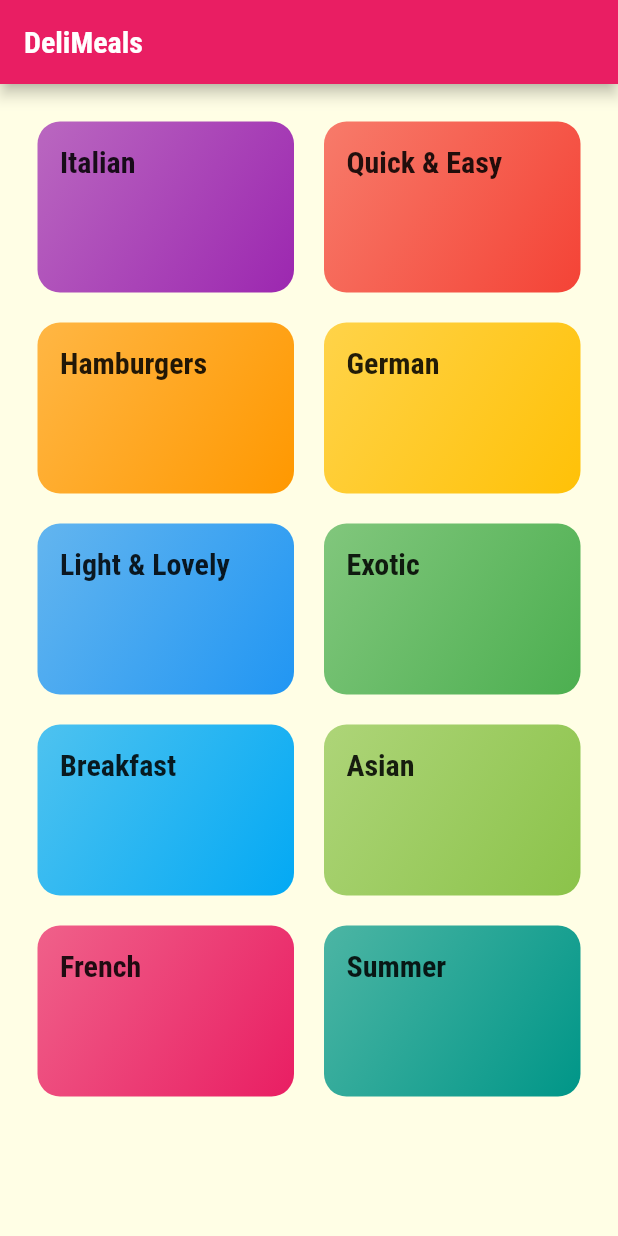
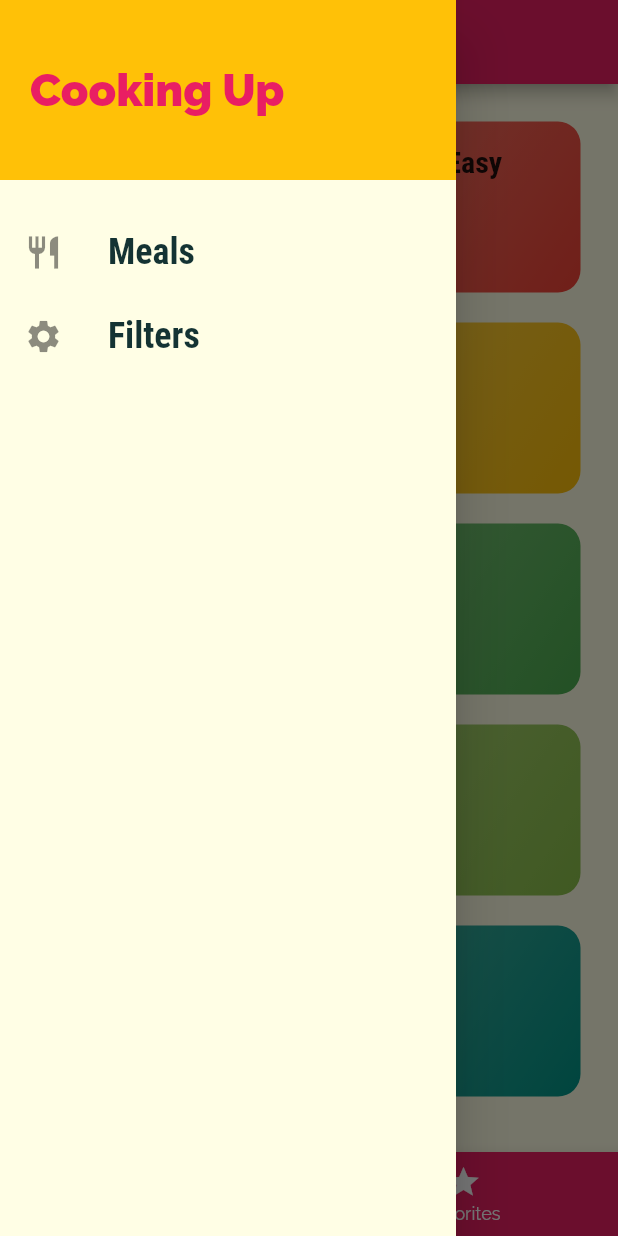
Before and after one commit to Aaryan8751/Meals-App, a Flutter app: the screen it shows after launch, with the side drawer open (before the commit the screen has no drawer), on a phone screen of 412 x 824 dp. Run offline on Flutter 3.47's test engine with Material 2 defaults, Android fonts, the phone set to English and light mode, and no system bars.

Commit message:
Added Drawer and Bottom tabs

```diff
--- a/lib/main.dart
+++ b/lib/main.dart
@@ -1,7 +1,9 @@
 import 'package:flutter/material.dart';
 
+import './screens/tabs_screen.dart';
 import './screens/categories_screen.dart';
 import './screens/category_meals_screen.dart';
+import './screens/meal_detail_screen.dart';
 
 void main() {
   runApp(MyApp());
@@ -32,8 +34,15 @@ class MyApp extends StatelessWidget {
       // home: CategoriesScreen(),
       initialRoute: '/',
       routes: {
-        '/': (ctx) => CategoriesScreen(),
+        '/': (ctx) => TabScreen(),
         CategoryMealsScreen.routeName: (ctx) => CategoryMealsScreen(),
+        MealDetailScreen.routeName: (ctx) => MealDetailScreen(),
+      },
+      onGenerateRoute: (settings) {
+        return MaterialPageRoute(builder: (ctx) => CategoriesScreen());
+      },
+      onUnknownRoute: (settings) {
+        return MaterialPageRoute(builder: (ctx) => CategoriesScreen());
       },
     );
   }
--- a/lib/screens/categories_screen.dart
+++ b/lib/screens/categories_screen.dart
@@ -6,11 +6,7 @@ import '../widgets/category_item.dart';
 class CategoriesScreen extends StatelessWidget {
   @override
   Widget build(BuildContext context) {
-    return Scaffold(
-      appBar: AppBar(
-        title: Text('DeliMeals'),
-      ),
-      body: GridView(
+    return GridView(
         padding: const EdgeInsets.all(25),
         children: DUMMY_CATEGORIES
             .map((catData) => CategoryItem(catData.id,catData.title, catData.color))
@@ -21,7 +17,6 @@ class CategoriesScreen extends StatelessWidget {
           crossAxisSpacing: 20,
           mainAxisSpacing: 20,
         ),
-      ),
     );
   }
 }
--- a/lib/screens/category_meals_screen.dart
+++ b/lib/screens/category_meals_screen.dart
@@ -27,6 +27,7 @@ class CategoryMealsScreen extends StatelessWidget {
       body: ListView.builder(
         itemBuilder: (ctx, index) {
           return MealItem(
+              id: categoryMeals[index].id,
               title: categoryMeals[index].title,
               imageUrl: categoryMeals[index].imageUrl,
               affordability: categoryMeals[index].affordability,
--- /dev/null
+++ b/lib/screens/tabs_screen.dart
@@ -0,0 +1,87 @@
+import 'package:flutter/material.dart';
+
+import '../widgets/main_drawer.dart';
+import './favorites_screen.dart';
+import './categories_screen.dart';
+
+class TabScreen extends StatefulWidget {
+  @override
+  _TabScreenState createState() => _TabScreenState();
+}
+
+class _TabScreenState extends State<TabScreen> {
+  final List<Map<String, Object>> _pages = [
+    {'page': CategoriesScreen(), 'title': 'Categories'},
+    {'page': FavoritesScreen(), 'title': 'Favorites'}
+  ];
+
+  int _selectedPageIndex = 0;
+
+  void _selectPage(int index) {
+    setState(() {
+      _selectedPageIndex = index;
+    });
+  }
+
+  @override
+  Widget build(BuildContext context) {
+    return Scaffold(
+      appBar: AppBar(
+        title: Text(_pages[_selectedPageIndex]['title']),
+      ),
+      drawer: MainDrawer(),
+      body: _pages[_selectedPageIndex]['page'],
+      bottomNavigationBar: BottomNavigationBar(
+        onTap: _selectPage,
+        backgroundColor: Theme.of(context).primaryColor,
+        selectedItemColor: Theme.of(context).accentColor,
+        unselectedItemColor: Colors.white,
+        currentIndex: _selectedPageIndex,
+        // type: BottomNavigationBarType.shifting,
+        items: [
+          BottomNavigationBarItem(
+            backgroundColor: Theme.of(context).primaryColor,
+            icon: Icon(Icons.category),
+            label: 'Categories',
+          ),
+          BottomNavigationBarItem(
+            backgroundColor: Theme.of(context).primaryColor,
+            icon: Icon(Icons.star),
+            label: 'Favorites',
+          )
+        ],
+      ),
+    );
+  }
+}
+
+// class _TabScreenState extends State<TabScreen> {
+//   @override
+//   Widget build(BuildContext context) {
+//     return DefaultTabController(
+//       length: 2,
+//       // initialIndex: 1,
+//       child: Scaffold(
+//         appBar: AppBar(
+//           title: Text('Meals'),
+//           bottom: TabBar(
+//             tabs: [
+//               Tab(
+//                 icon: Icon(Icons.category),
+//                 text: 'Categories',
+//               ),
+//               Tab(
+//                 icon: Icon(Icons.star),
+//                 text: 'Favorites',
+//               )
+//             ],
+//           ),
+//         ),
+//         body: TabBarView(children: [
+//           CategoriesScreen(),
+//           FavoritesScreen(),
+//         ]),
+//       ),
+//     );
+//   }
+// }
--- /dev/null
+++ b/lib/widgets/main_drawer.dart
@@ -0,0 +1,57 @@
+import 'package:flutter/material.dart';
+
+class MainDrawer extends StatelessWidget {
+  Widget buildListTile(String title, IconData icon) {
+    return ListTile(
+      leading: Icon(
+        icon,
+        size: 26,
+      ),
+      title: Text(
+        title,
+        style: TextStyle(
+          fontFamily: 'RobotoCondensed',
+          fontSize: 24,
+          fontWeight: FontWeight.bold,
+        ),
+      ),
+      onTap: () {},
+    );
+  }
+
+  @override
+  Widget build(BuildContext context) {
+    return Drawer(
+      child: Column(
+        children: [
+          Container(
+            height: 120,
+            width: double.infinity,
+            padding: EdgeInsets.all(20),
+            alignment: Alignment.centerLeft,
+            color: Theme.of(context).accentColor,
+            child: Text(
+              'Cooking Up',
+              style: TextStyle(
+                fontWeight: FontWeight.w900,
+                fontSize: 30,
+                color: Theme.of(context).primaryColor,
+              ),
+            ),
+          ),
+          SizedBox(
+            height: 20,
+          ),
+          buildListTile(
+            'Meals',
+            Icons.restaurant,
+          ),
+          buildListTile(
+            'Filters',
+            Icons.settings,
+          )
+        ],
+      ),
+    );
+  }
+}
```
Also changed, not shown: lib/screens/favorites_screen.dart (added, +10 -0 lines), lib/screens/meal_detail_screen.dart (added, +89 -0 lines), lib/widgets/meal_item.dart (+28 -5 lines).
